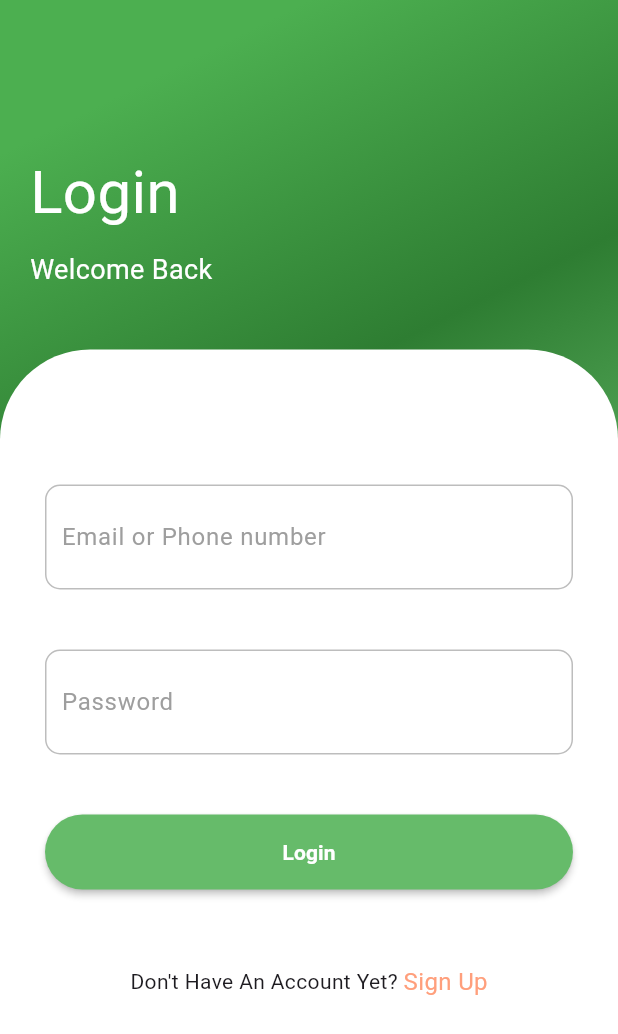
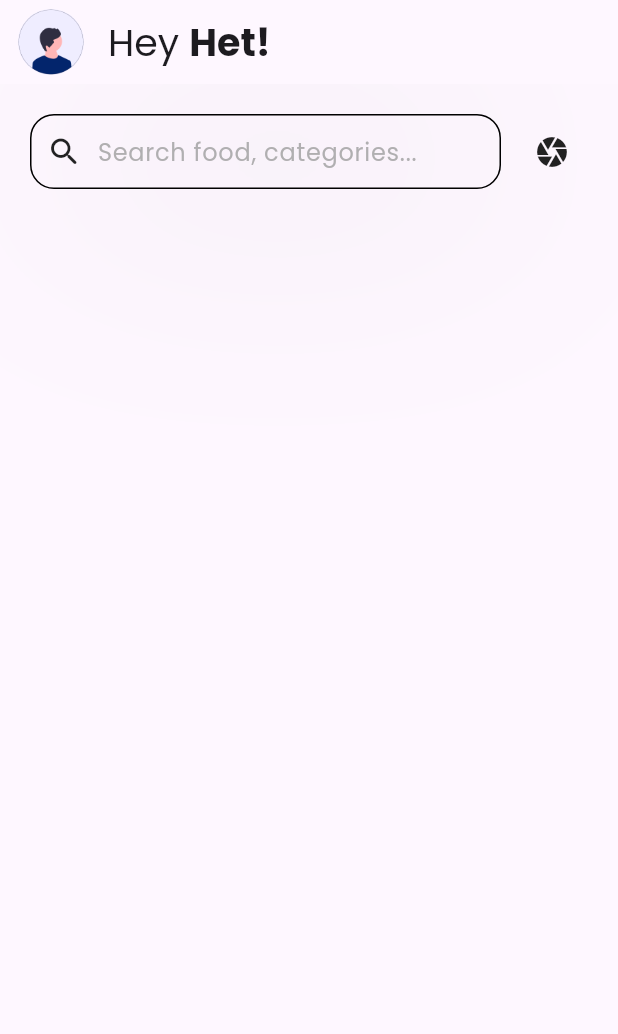
Before and after one commit to ShehalShah/linesofcode2, a Flutter app: the screen it shows after launch, on a phone screen of 412 x 824 dp. Shown: the top 1034 px of the screen. Run offline on Flutter 3.47's test engine with Material 3 defaults, Android fonts, the phone set to English and light mode, and no system bars; our stand-ins replace animate_do, get_storage, google_fonts, motion_toast; project files that could hold a hidden picture were left out.

Commit message:
add search

```diff
--- a/app/comparify/lib/constants.dart
+++ b/app/comparify/lib/constants.dart
@@ -1,4 +1,3 @@
-
 import 'dart:ui';
 
 import 'package:flutter/material.dart';
@@ -10,4 +9,6 @@ class Pallete {
   static const Color gradient3 = Color.fromRGBO(255, 159, 124, 1);
   static const Color borderColor = Color.fromRGBO(52, 51, 67, 1);
   static const Color whiteColor = Colors.white;
+  static const Color linkBlue = Color.fromARGB(255, 113, 172, 232);
+  static const Color primaryPurple = Color.fromRGBO(126, 87, 194, 1);
 }
--- a/app/comparify/lib/main.dart
+++ b/app/comparify/lib/main.dart
@@ -1,5 +1,7 @@
+import 'package:comparify/screens/home.dart';
 import 'package:flutter/material.dart';
 import 'package:comparify/screens/login.dart';
+import 'package:google_fonts/google_fonts.dart';
 
 void main() {
   runApp(const MyApp());
@@ -12,11 +14,13 @@ class MyApp extends StatelessWidget {
   Widget build(BuildContext context) {
     return MaterialApp(
       title: 'Flutter Demo',
+      debugShowCheckedModeBanner: false,
       theme: ThemeData(
         colorScheme: ColorScheme.fromSeed(seedColor: Colors.deepPurple),
         useMaterial3: true,
+        textTheme: GoogleFonts.poppinsTextTheme(ThemeData.light().textTheme),
       ),
-      home: LoginScreen(),
+      home: const Home(),
     );
   }
 }
--- /dev/null
+++ b/app/comparify/lib/screens/home.dart
@@ -0,0 +1,104 @@
+import 'package:comparify/constants.dart';
+import 'package:flutter/material.dart';
+
+class Home extends StatefulWidget {
+  const Home({super.key});
+
+  @override
+  State<Home> createState() => _HomeState();
+}
+
+class _HomeState extends State<Home> {
+  TextEditingController searchController = TextEditingController();
+
+  @override
+  Widget build(BuildContext context) {
+    return Scaffold(
+        appBar: AppBar(
+          title: Row(
+            children: [
+              Text(
+                "Hey ",
+                textScaleFactor: 1.15,
+              ),
+              // GetUserName(userID: user.uid),
+              Text(
+                "Het!",
+                textScaleFactor: 1.15,
+                style: TextStyle(fontWeight: FontWeight.bold),
+              ),
+            ],
+          ),
+          leading: Container(
+            padding: EdgeInsets.fromLTRB(12, 0, 0, 0),
+            child: CircleAvatar(
+              backgroundImage: AssetImage('assets/avatar png.png'),
+              backgroundColor: const Color(0xFFDCE1FF).withOpacity(0.45),
+              radius: 24,
+            ),
+          ),
+        ),
+        body: SingleChildScrollView(
+          child: Padding(
+            padding: const EdgeInsets.symmetric(horizontal: 20.0),
+            child: Column(
+              children: [
+                SizedBox(height: 20),
+                // search and scan
+                Row(
+                  children: [
+                    Expanded(
+                      flex: 3,
+                      child: Container(
+                        decoration: BoxDecoration(
+                          // color: Colors.grey[100],
+                          border: Border.all(color: Colors.black),
+                          boxShadow: [
+                            BoxShadow(
+                              color: Colors.grey.withOpacity(0.2),
+                              blurRadius: 200,
+                              spreadRadius: 2,
+                              offset: Offset(8, 4),
+                            ),
+                          ],
+                          borderRadius: BorderRadius.circular(16),
+                        ),
+                        child: Row(
+                          children: [
+                            Padding(
+                              padding:
+                                  const EdgeInsets.symmetric(horizontal: 10.0),
+                              child: Icon(Icons.search_rounded),
+                            ),
+                            Expanded(
+                              child: TextField(
+                                controller: searchController,
+                                decoration: InputDecoration(
+                                  border: InputBorder.none,
+                                  hintText: "Search food, categories...",
+                                  hintStyle: TextStyle(
+                                    color: Colors.grey.withOpacity(0.8),
+                                  ),
+                                ),
+                              ),
+                            ),
+                          ],
+                        ),
+                      ),
+                    ),
+                    SizedBox(width: 10),
+                    GestureDetector(
+                      onTap: () {},
+                      child: Padding(
+                        padding: const EdgeInsets.all(12.0),
+                        child: Icon(Icons.camera),
+                      ),
+                    ),
+                  ],
+                ),
+              ],
+            ),
+          ),
+        ));
+  }
+}
--- a/app/comparify/lib/screens/login.dart
+++ b/app/comparify/lib/screens/login.dart
@@ -1,4 +1,5 @@
 import 'package:animate_do/animate_do.dart';
+import 'package:comparify/screens/home.dart';
 import 'package:flutter/material.dart';
 import 'package:comparify/constants.dart';
 import 'package:comparify/screens/register.dart';
@@ -38,7 +39,7 @@ class _LoginScreenState extends State<LoginScreen> {
 
       if (status == "Success") {
         Navigator.pushReplacement(
-            context, MaterialPageRoute(builder: ((context) => Placeholder())));
+            context, MaterialPageRoute(builder: ((context) => Home())));
       } else {
         MotionToast.error(
                 toastDuration: Duration(milliseconds: 500),
@@ -67,9 +68,9 @@ class _LoginScreenState extends State<LoginScreen> {
         width: double.infinity,
         decoration: BoxDecoration(
             gradient: LinearGradient(begin: Alignment.topCenter, colors: [
-          Colors.green.shade500,
-          Colors.green.shade800,
-          Colors.green.shade400
+          Colors.deepPurple.shade300,
+          Colors.deepPurple.shade600,
+          Colors.deepPurple.shade900
         ])),
         child: Column(
           crossAxisAlignment: CrossAxisAlignment.start,
@@ -83,7 +84,7 @@ class _LoginScreenState extends State<LoginScreen> {
                 crossAxisAlignment: CrossAxisAlignment.start,
                 children: <Widget>[
                   FadeInUp(
-                      duration: const Duration(milliseconds: 1000),
+                      duration: const Duration(milliseconds: 700),
                       child: const Text(
                         "Login",
                         style: TextStyle(color: Colors.white, fontSize: 40),
@@ -92,9 +93,9 @@ class _LoginScreenState extends State<LoginScreen> {
                     height: 10,
                   ),
                   FadeInUp(
-                      duration: const Duration(milliseconds: 1300),
+                      duration: const Duration(milliseconds: 1000),
                       child: const Text(
-                        "Welcome Back",
+                        "Welcome Back!",
                         style: TextStyle(color: Colors.white, fontSize: 18),
                       )),
                 ],
@@ -116,15 +117,14 @@ class _LoginScreenState extends State<LoginScreen> {
                         height: 60,
                       ),
                       FadeInUp(
-                                duration: const Duration(milliseconds: 1400),
+                          duration: const Duration(milliseconds: 1100),
                           child: Column(
                             children: <Widget>[
                               Container(
                                 padding: const EdgeInsets.all(10),
                                 decoration: BoxDecoration(
                                   border: Border.all(
-                                          color: Colors
-                                              .grey.shade400, // Border color
+                                    color: Colors.grey.shade400, // Border color
                                   ),
                                   borderRadius: BorderRadius.circular(
                                       10), // Optional: adds rounded corners
@@ -135,8 +135,7 @@ class _LoginScreenState extends State<LoginScreen> {
                                   },
                                   decoration: const InputDecoration(
                                     hintText: "Email or Phone number",
-                                          hintStyle:
-                                              TextStyle(color: Colors.grey),
+                                    hintStyle: TextStyle(color: Colors.grey),
                                     border: InputBorder
                                         .none, // Hides default border
                                   ),
@@ -149,8 +148,7 @@ class _LoginScreenState extends State<LoginScreen> {
                                 padding: const EdgeInsets.all(10),
                                 decoration: BoxDecoration(
                                   border: Border.all(
-                                          color: Colors
-                                              .grey.shade400, // Border color
+                                    color: Colors.grey.shade400, // Border color
                                   ),
                                   borderRadius: BorderRadius.circular(
                                       10), // Optional: adds rounded corners
@@ -162,8 +160,7 @@ class _LoginScreenState extends State<LoginScreen> {
                                   // obscureText: true,
                                   decoration: InputDecoration(
                                       hintText: "Password",
-                                            hintStyle:
-                                                TextStyle(color: Colors.grey),
+                                      hintStyle: TextStyle(color: Colors.grey),
                                       border: InputBorder.none),
                                 ),
                               ),
@@ -182,14 +179,14 @@ class _LoginScreenState extends State<LoginScreen> {
                       //   height: 40,
                       // ),
                       FadeInUp(
-                                duration: const Duration(milliseconds: 1600),
+                          duration: const Duration(milliseconds: 1300),
                           child: MaterialButton(
                             onPressed: () {
                               signIn(_email.text, _password.text);
                             },
                             height: 50,
                             // margin: EdgeInsets.symmetric(horizontal: 50),
-                                  color: Colors.green[400],
+                            color: Colors.deepPurple[400],
                             shape: RoundedRectangleBorder(
                               borderRadius: BorderRadius.circular(50),
                             ),
@@ -208,7 +205,7 @@ class _LoginScreenState extends State<LoginScreen> {
                         height: 50,
                       ),
                       FadeInUp(
-                                duration: const Duration(milliseconds: 1500),
+                          duration: const Duration(milliseconds: 1200),
                           child: Row(
                             mainAxisAlignment: MainAxisAlignment.center,
                             children: [
@@ -226,14 +223,16 @@ class _LoginScreenState extends State<LoginScreen> {
                                 child: const Text(
                                   'Sign Up',
                                   style: TextStyle(
-                                            color: Pallete.gradient3,
-                                            fontSize: 16),
+                                      color: Pallete.linkBlue, fontSize: 16),
                                 ),
                               )
                             ],
                           )),
                     ],
-                        ))))
+                  ),
+                ),
+              ),
+            )
           ],
         ),
       ),
--- a/app/comparify/pubspec.yaml
+++ b/app/comparify/pubspec.yaml
@@ -39,6 +39,7 @@ dependencies:
   http_parser: ^4.0.2
   get_storage: ^2.1.1
   motion_toast: ^2.6.6
+  google_fonts:
 
 dev_dependencies:
   flutter_test:
@@ -62,9 +63,8 @@ flutter:
   uses-material-design: true
 
   # To add assets to your application, add an assets section, like this:
-  # assets:
-  #   - images/a_dot_burr.jpeg
-  #   - images/a_dot_ham.jpeg
+  assets:
+    - assets/
 
   # An image asset can refer to one or more resolution-specific "variants", see
   # https://flutter.dev/assets-and-images/#resolution-aware
```
Also changed, not shown: app/comparify/lib/screens/register.dart (+13 -12 lines), app/comparify/assets/avatar png.png (added), app/comparify/pubspec.lock. Lines whose indentation alone changed are shown as unchanged.
